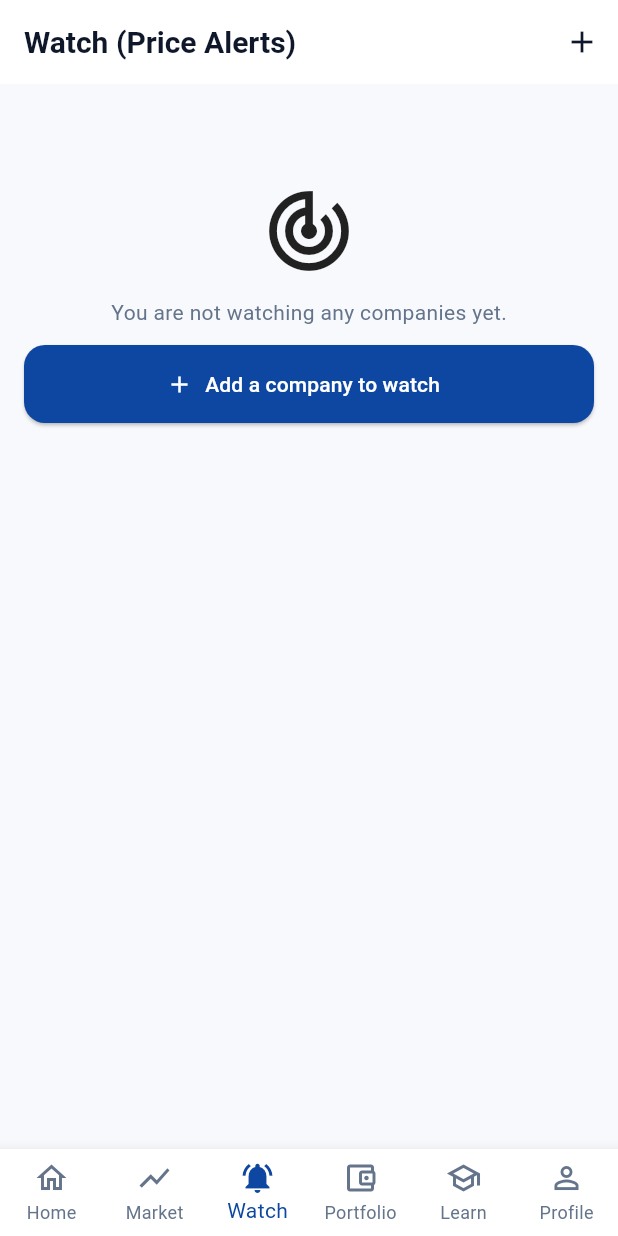
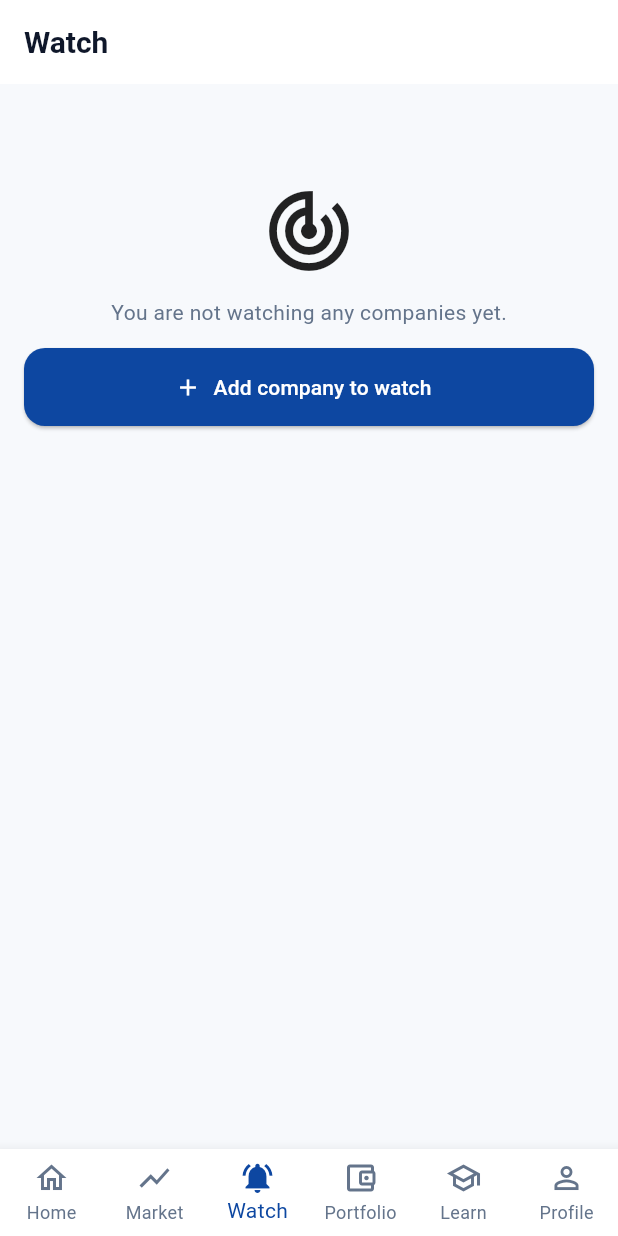
Before and after one commit to JacobRays/MSE_Market_Connect, a Flutter app: the screen it shows once a user with an empty profile is signed in, item 3 of the bottom bar chosen, on a phone screen of 412 x 824 dp. Run offline on Flutter 3.47's test engine with Material 3 defaults, Android fonts, the phone set to English and light mode, and no system bars; our stand-ins replace supabase_flutter; accounts and stored records are empty; statements that could not run were skipped.

Commit message:
Improve Watch page: add company button after watched list

```diff
--- a/lib/features/market/presentation/my_alerts_screen.dart
+++ b/lib/features/market/presentation/my_alerts_screen.dart
@@ -36,6 +36,7 @@ class _MyAlertsScreenState extends State<MyAlertsScreen> {
     final sub = await _subs.getOrCreateMySubscription();
     if (!mounted) return;
 
+    // Premium gate: Free users can have only 1 active alert
     if (!sub.isPremium) {
       final activeCount = await _alerts.getMyActiveAlertsCount();
       if (!mounted) return;
@@ -93,14 +94,7 @@ class _MyAlertsScreenState extends State<MyAlertsScreen> {
   Widget build(BuildContext context) {
     return Scaffold(
       appBar: AppBar(
-        title: const Text('Watch (Price Alerts)'),
-        actions: [
-          IconButton(
-            tooltip: 'Add watch',
-            onPressed: _addAlertFromWatchTab,
-            icon: const Icon(Icons.add),
-          ),
-        ],
+        title: const Text('Watch'),
       ),
       body: RefreshIndicator(
         onRefresh: _refresh,
@@ -119,6 +113,8 @@ class _MyAlertsScreenState extends State<MyAlertsScreen> {
             }
 
             final alerts = snapshot.data ?? [];
+
+            // Empty state
             if (alerts.isEmpty) {
               return ListView(
                 physics: const AlwaysScrollableScrollPhysics(),
@@ -128,25 +124,44 @@ class _MyAlertsScreenState extends State<MyAlertsScreen> {
                   const Icon(Icons.track_changes_outlined, size: 64),
                   const SizedBox(height: 12),
                   const Center(child: Text('You are not watching any companies yet.')),
-                  const SizedBox(height: 12),
+                  const SizedBox(height: 14),
                   SizedBox(
                     height: 52,
                     child: ElevatedButton.icon(
                       onPressed: _addAlertFromWatchTab,
                       icon: const Icon(Icons.add),
-                      label: const Text('Add a company to watch'),
+                      label: const Text('Add company to watch'),
                     ),
                   ),
                 ],
               );
             }
 
+            // List + footer button (right after watched companies)
             return ListView.separated(
               physics: const AlwaysScrollableScrollPhysics(),
               padding: const EdgeInsets.all(16),
-              itemCount: alerts.length,
+              itemCount: alerts.length + 1,
               separatorBuilder: (context, index) => const SizedBox(height: 12),
               itemBuilder: (context, index) {
+                if (index == alerts.length) {
+                  // Footer button (after list)
+                  return Padding(
+                    padding: const EdgeInsets.only(top: 6),
+                    child: Align(
+                      alignment: Alignment.center,
+                      child: SizedBox(
+                        height: 52,
+                        child: ElevatedButton.icon(
+                          onPressed: _addAlertFromWatchTab,
+                          icon: const Icon(Icons.add),
+                          label: const Text('Add company to watch'),
+                        ),
+                      ),
+                    ),
+                  );
+                }
+
                 final a = alerts[index];
                 final isBuy = a.alertType == 'buy';
                 final typeColor = isBuy ? AppTheme.primaryColor : AppTheme.secondaryColor;
```
